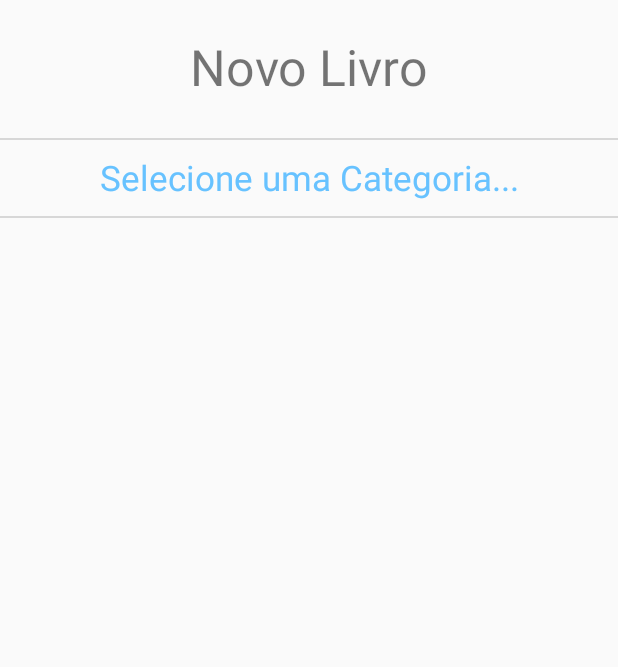
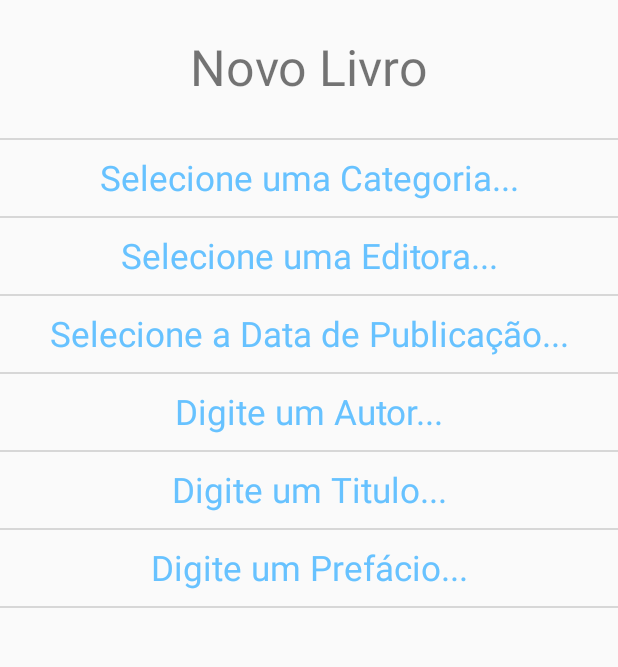
Before and after one commit to willfonsecao/biblioteca, an Android app: the NovoLivroActivity screen opened directly, with no data from a screen before it, on a phone screen of 412 x 824 dp, the part 186-853 px from its top. Run offline under Robolectric (Android 15) with nearby library versions, the phone set to English and light mode, and no system bars; libraries missing offline, so code that uses them is left out: com.bigkoo.pickerview, io.github.yuweiguocn.lib; plain views replace SquareLoading; 4 statements that could not run were skipped.

Commit message:
continuação

```diff
--- /dev/null
+++ b/MOBILE/Biblioteca/app/src/main/java/stefanini/com/br/biblioteca/picker/OnStepDataRequestedListener.java
@@ -0,0 +1,11 @@
+package stefanini.com.br.biblioteca.picker;
+
+import java.util.List;
+
+/**
+ * Created by aliabdolahi on 2/12/17.
+ */
+
+public interface OnStepDataRequestedListener {
+    List<String> onStepDataRequest(int baseDataPos);
+}
--- /dev/null
+++ b/MOBILE/Biblioteca/app/src/main/java/stefanini/com/br/biblioteca/picker/OnStepPickListener.java
@@ -0,0 +1,10 @@
+package stefanini.com.br.biblioteca.picker;
+
+/**
+ * Created by aliabdolahi on 2/12/17.
+ */
+
+public interface OnStepPickListener {
+    void onStepPicked(int basePos);
+    void onDismissed();
+}
--- a/MOBILE/Biblioteca/app/src/main/res/layout/activity_novo_livro.xml
+++ b/MOBILE/Biblioteca/app/src/main/res/layout/activity_novo_livro.xml
@@ -34,10 +34,10 @@
         android:layout_width="match_parent"
         android:layout_height="1dp"
         android:orientation="horizontal"
-        android:layout_below="@+id/categoria"
+        android:layout_below="@+id/categoriaTxt"
         android:background="@color/gray"/>
     <TextView
-        android:id="@+id/categoria"
+        android:id="@+id/categoriaTxt"
         android:layout_width="match_parent"
         android:layout_height="40dp"
         android:layout_marginTop="5dp"
@@ -47,8 +47,108 @@
         android:textSize="23dp"
         android:gravity="center"
         android:textAlignment="center"
-        android:text="Selecione uma Categoria..."
-        android:onClick="selecionarCategoria"/>
+        android:text="Selecione uma Categoria..."/>
+
+    <TextView
+        android:id="@+id/editoraTxt"
+        android:layout_width="match_parent"
+        android:layout_height="40dp"
+        android:layout_marginTop="5dp"
+        android:layout_marginBottom="5dp"
+        android:layout_below="@+id/lineBottomCateg"
+        android:textColor="@color/link"
+        android:textSize="23dp"
+        android:gravity="center"
+        android:textAlignment="center"
+        android:text="Selecione uma Editora..."/>
+    <LinearLayout
+        android:id="@+id/lineBottomEdit"
+        android:layout_width="match_parent"
+        android:layout_height="1dp"
+        android:orientation="horizontal"
+        android:layout_below="@+id/editoraTxt"
+        android:background="@color/gray"/>
+
+    <TextView
+        android:id="@+id/dataTxt"
+        android:layout_width="match_parent"
+        android:layout_height="40dp"
+        android:layout_marginTop="5dp"
+        android:layout_marginBottom="5dp"
+        android:layout_below="@+id/lineBottomEdit"
+        android:textColor="@color/link"
+        android:textSize="23dp"
+        android:gravity="center"
+        android:textAlignment="center"
+        android:text="Selecione a Data de Publicação..."
+        android:onClick="selecionarData"/>
+    <LinearLayout
+        android:id="@+id/lineBottomData"
+        android:layout_width="match_parent"
+        android:layout_height="1dp"
+        android:orientation="horizontal"
+        android:background="@color/gray"
+        android:layout_below="@+id/dataTxt"/>
+
+    <TextView
+        android:id="@+id/autorTxt"
+        android:layout_width="match_parent"
+        android:layout_height="40dp"
+        android:layout_marginTop="5dp"
+        android:layout_marginBottom="5dp"
+        android:textColor="@color/link"
+        android:textSize="23dp"
+        android:gravity="center"
+        android:textAlignment="center"
+        android:text="Digite um Autor..."
+        android:layout_below="@+id/lineBottomData"/>
+    <LinearLayout
+        android:id="@+id/libeBottomAutor"
+        android:layout_width="match_parent"
+        android:layout_height="1dp"
+        android:orientation="horizontal"
+        android:background="@color/gray"
+        android:layout_below="@+id/autorTxt"/>
+
+    <TextView
+        android:id="@+id/tituloTxt"
+        android:layout_width="match_parent"
+        android:layout_height="40dp" android:layout_marginTop="5dp"
+        android:layout_marginBottom="5dp"
+        android:textColor="@color/link"
+        android:textSize="23dp"
+        android:gravity="center"
+        android:textAlignment="center"
+        android:text="Digite um Titulo..."
+        android:layout_below="@+id/libeBottomAutor"/>
+    <LinearLayout
+        android:id="@+id/libeBottomTitulo"
+        android:layout_width="match_parent"
+        android:layout_height="1dp"
+        android:orientation="horizontal"
+        android:background="@color/gray"
+        android:layout_below="@+id/tituloTxt"/>
+
+    <TextView
+        android:id="@+id/prefacioTxt"
+        android:layout_width="match_parent"
+        android:layout_height="40dp"
+        android:layout_marginTop="5dp"
+        android:layout_marginBottom="5dp"
+        android:textColor="@color/link"
+        android:textSize="23dp"
+        android:gravity="center"
+        android:textAlignment="center"
+        android:text="Digite um Prefácio..."
+        android:layout_below="@+id/libeBottomTitulo"/>
+    <LinearLayout
+        android:id="@+id/libeBottomPrefacio"
+        android:layout_width="match_parent"
+        android:layout_height="1dp"
+        android:orientation="horizontal"
+        android:background="@color/gray"
+        android:layout_below="@+id/prefacioTxt"/>
+
 
 
     <io.github.yuweiguocn.lib.squareloading.SquareLoading
--- a/MOBILE/Biblioteca/app/src/main/res/values/colors.xml
+++ b/MOBILE/Biblioteca/app/src/main/res/values/colors.xml
@@ -7,5 +7,5 @@
     <color name="black">#000</color>
     <color name="blackTransparent">#89000000</color>
     <color name="gray">#d7d7d7</color>
-    <color name="colorAccent">#FF4081</color>
+    <color name="colorAccent">#108cdf</color>
 </resources>
--- a/MOBILE/Biblioteca/common/src/main/java/Http/HttpClientFactory.java
+++ b/MOBILE/Biblioteca/common/src/main/java/Http/HttpClientFactory.java
@@ -18,7 +18,7 @@ public final class HttpClientFactory {
 
         if (retrofit == null) {
             retrofit = new Retrofit.Builder()
-                    .baseUrl("http://10.17.10.94:8080")
+                    .baseUrl("http://10.17.10.97:8080")
                     .addConverterFactory(GsonConverterFactory.create())
                     .client(okHttpClient.build())
                     .build();
```
Also changed, not shown: MOBILE/Biblioteca/app/src/main/java/stefanini/com/br/biblioteca/NovoLivroActivity.java (+60 -19 lines), MOBILE/Biblioteca/app/src/main/java/stefanini/com/br/biblioteca/picker/DatePickerFragment.java (added, +42 -0 lines), MOBILE/Biblioteca/app/src/main/java/stefanini/com/br/biblioteca/picker/TwoStepPickerDialog.java (added, +240 -0 lines), MOBILE/Biblioteca/app/src/main/java/stefanini/com/br/biblioteca/picker/TwoStepPickerDialogBuilder.java (added, +26 -0 lines), MOBILE/Biblioteca/app/src/main/res/drawable/ic_campo_texto.xml (added, +14 -0 lines), MOBILE/Biblioteca/app/src/main/res/layout/twostep_dialog.xml (added, +21 -0 lines), MOBILE/Biblioteca/app/src/main/res/layout/twostep_dialog_rtl.xml (added, +21 -0 lines), MOBILE/Biblioteca/app/src/main/ic_icon-web.png (added), MOBILE/Biblioteca/app/src/main/ic_icon_b-web.png (added), MOBILE/Biblioteca/app/src/main/ic_launcher-web.png (added), MOBILE/Biblioteca/app/src/main/res/mipmap-hdpi/ic_launcher.png, MOBILE/Biblioteca/app/src/main/res/mipmap-mdpi/ic_launcher.png, MOBILE/Biblioteca/app/src/main/res/mipmap-xhdpi/ic_launcher.png, MOBILE/Biblioteca/app/src/main/res/mipmap-xxhdpi/ic_launcher.png, 1 more files.
